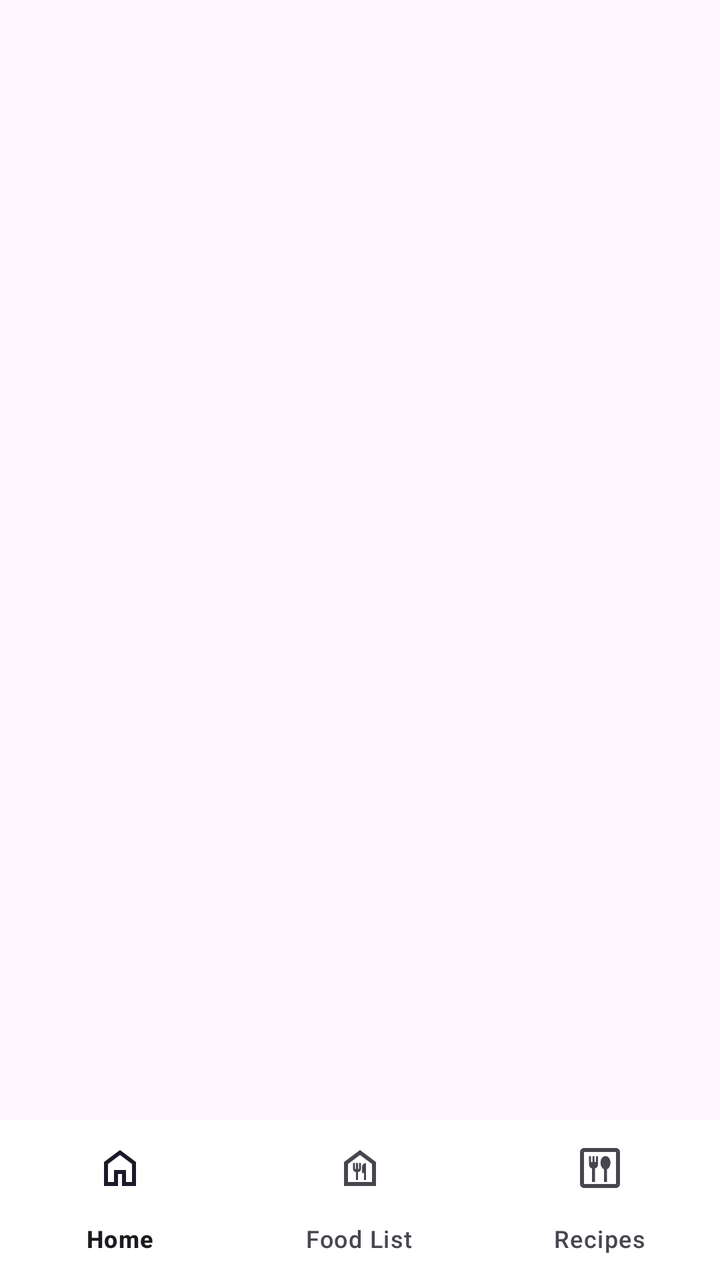
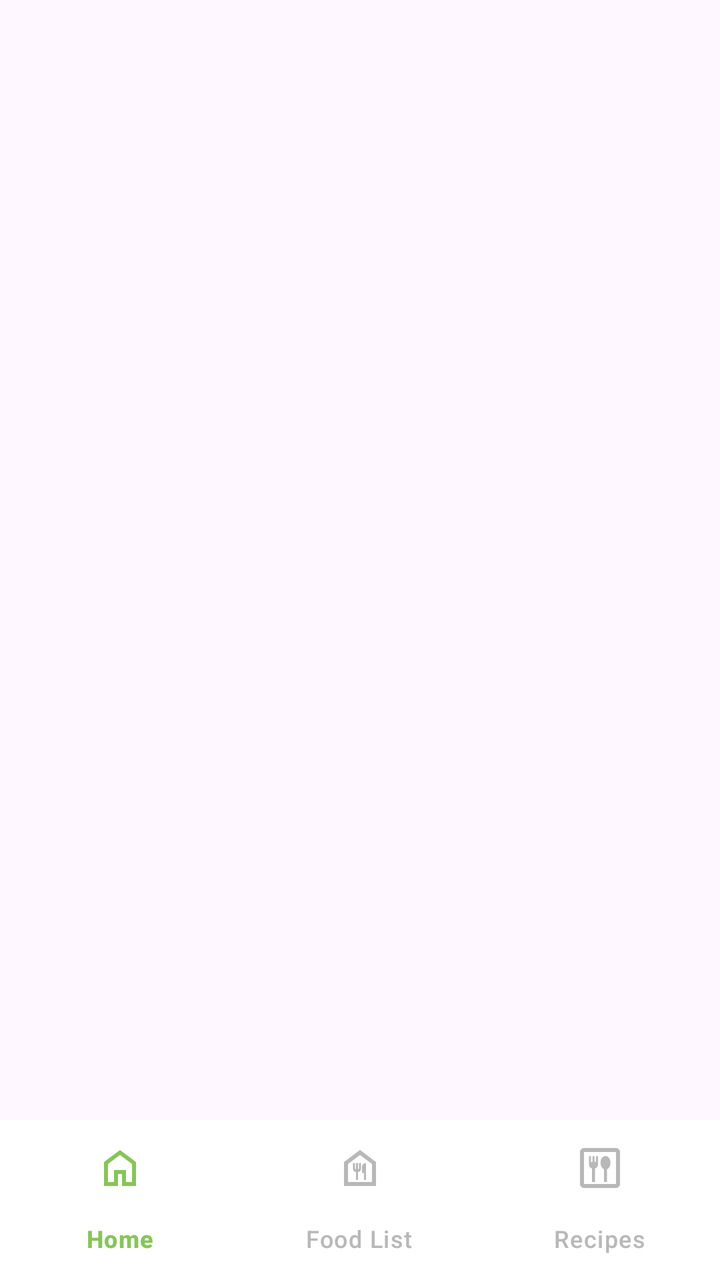

An Android layout rendered at two revisions. The XML below is the earlier revision; the diff shows what the commit changed to produce the second picture.
<!-- AndroidManifest.xml: activity theme Theme.FoodSafe -->
<!-- res/layout/activity_main.xml -->
<?xml version="1.0" encoding="utf-8"?>
<androidx.coordinatorlayout.widget.CoordinatorLayout
    xmlns:android="http://schemas.android.com/apk/res/android"
    xmlns:app="http://schemas.android.com/apk/res-auto"
    xmlns:tools="http://schemas.android.com/tools"
    android:layout_width="match_parent"
    android:layout_height="match_parent"
    tools:context=".MainActivity">

    <FrameLayout
        android:id="@+id/fragment_container"
        android:layout_width="match_parent"
        android:layout_height="match_parent"
        app:layout_behavior="@string/appbar_scrolling_view_behavior"/>

    <com.google.android.material.bottomnavigation.BottomNavigationView
        android:id="@+id/bottom_navigation"
        android:layout_width="match_parent"
        android:layout_height="wrap_content"
        android:layout_gravity="bottom"
        android:background="@android:color/white"
        app:labelVisibilityMode="labeled"
        app:menu="@drawable/bottom_nav_menu" />

</androidx.coordinatorlayout.widget.CoordinatorLayout>
<!-- resources referenced by this layout -->
<resources>
  <!-- drawable bottom_nav_menu (drawable) -->
  <?xml version="1.0" encoding="utf-8"?>
  <menu xmlns:android="http://schemas.android.com/apk/res/android">
  
      <item
          android:id="@+id/nav_home"
          android:icon="@drawable/ic_home"
          android:title="Home" />
  
      <item
          android:id="@+id/nav_food_list"
          android:icon="@drawable/ic_food_list"
          android:title="Food List" />
  
      <item
          android:id="@+id/nav_recipes"
          android:icon="@drawable/ic_recipes"
          android:title="Recipes" />
  </menu>
  <style name="Theme.FoodSafe" parent="Theme.Material3.Light.NoActionBar">
          
          <item name="colorPrimary">@color/colorPrimary</item>
          <item name="colorPrimaryVariant">@color/colorPrimaryDark</item>
          <item name="colorOnPrimary">@color/colorOnPrimary</item>
  
          <item name="colorSecondary">@color/colorSecondary</item>
          <item name="colorSecondaryVariant">@color/colorAccent</item>
          <item name="colorOnSecondary">@color/colorOnSecondary</item>
  
          <item name="android:statusBarColor">?attr/colorPrimaryDark</item>
  
      </style>
  <!-- drawable ic_home (drawable) -->
  <vector xmlns:android="http://schemas.android.com/apk/res/android" android:height="24dp" android:tint="#000000" android:viewportHeight="960" android:viewportWidth="960" android:width="24dp">
        
      <path android:fillColor="@android:color/white" android:pathData="M240,760L360,760L360,520L600,520L600,760L720,760L720,400L480,220L240,400L240,760ZM160,840L160,360L480,120L800,360L800,840L520,840L520,600L440,600L440,840L160,840ZM480,490L480,490L480,490L480,490L480,490L480,490L480,490L480,490L480,490Z"/>
      
  </vector>
  <!-- drawable ic_food_list (drawable) -->
  <vector xmlns:android="http://schemas.android.com/apk/res/android" android:height="24dp" android:tint="#000000" android:viewportHeight="960" android:viewportWidth="960" android:width="24dp">
        
      <path android:fillColor="@android:color/white" android:pathData="M400,720L440,720L440,560Q465,560 482.5,542.5Q500,525 500,500L500,380L460,380L460,500L440,500L440,380L400,380L400,500L380,500L380,380L340,380L340,500Q340,525 357.5,542.5Q375,560 400,560L400,720ZM560,720L600,720L600,380Q567,380 543.5,403.5Q520,427 520,460L520,580L560,580L560,720ZM160,840L160,360L480,120L800,360L800,840L160,840ZM240,760L720,760L720,400L480,220L240,400L240,760ZM480,490L480,490L480,490L480,490L480,490Z"/>
      
  </vector>
  <color name="colorPrimary">#87C558</color>
  <color name="colorPrimaryDark">#388E3C</color>
  <color name="colorOnPrimary">#FFFFFF</color>
  <color name="colorSecondary">#4CAF50</color>
  <color name="colorAccent">#FFC107</color>
  <color name="colorOnSecondary">#FFFFFF</color>
  <!-- unchanged entries left out for length: 1 -->
</resources>

<!-- the commit's change to res/layout/activity_main.xml (unified diff, before → after) -->
@@ -19,7 +19,10 @@
         android:layout_height="wrap_content"
         android:layout_gravity="bottom"
         android:background="@android:color/white"
+        app:itemIconTint="@color/bottom_nav_color_selector"
+        app:itemTextColor="@color/bottom_nav_color_selector"
         app:labelVisibilityMode="labeled"
+        app:itemBackground="@android:color/transparent"
         app:menu="@drawable/bottom_nav_menu" />
 
 </androidx.coordinatorlayout.widget.CoordinatorLayout>
